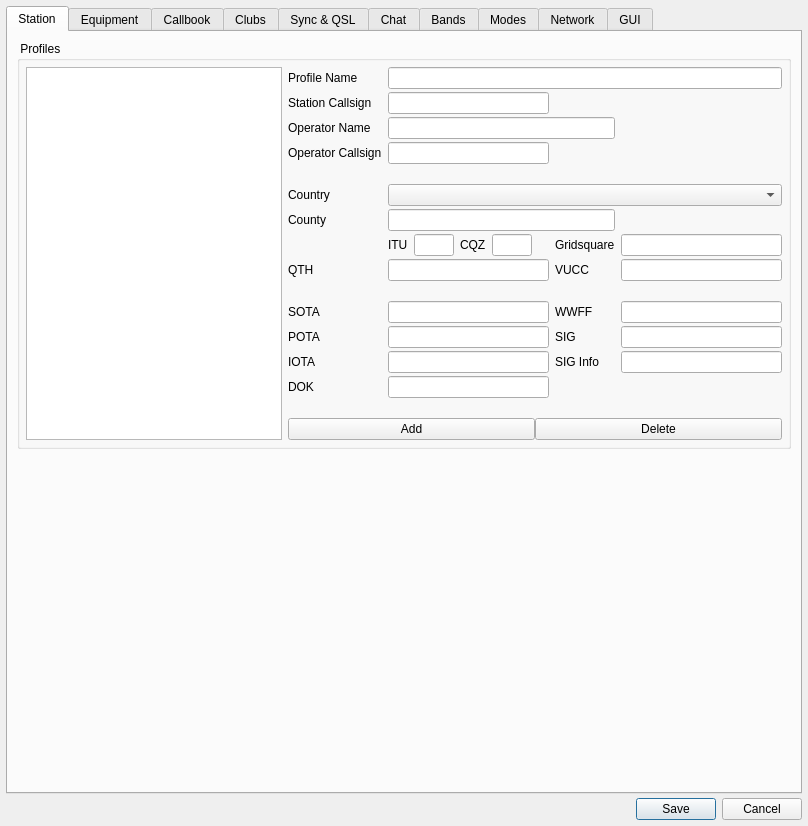
Old version of the form ui/SettingsDialog.ui in the repository dawkagaming/QLog.
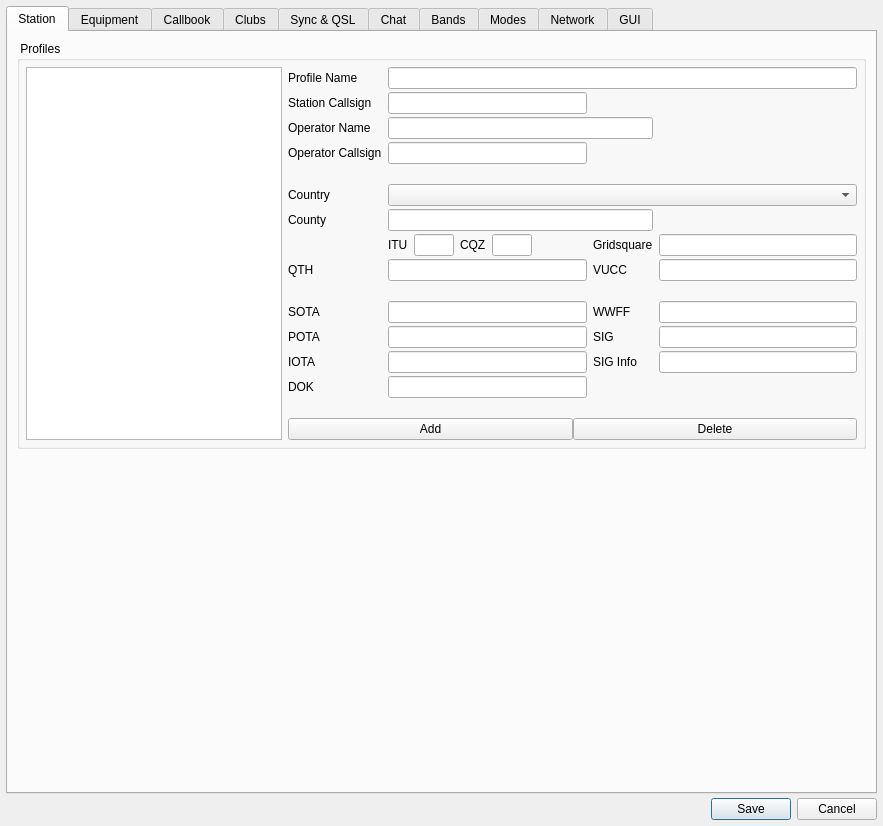
New version of the form. Icons and pictures are not drawn. Custom widgets are drawn as their Qt base class.

Commit message: Settings: Dialog width increased due to translations

```diff
--- a/ui/SettingsDialog.ui
+++ b/ui/SettingsDialog.ui
@@ -6,7 +6,7 @@
    <rect>
     <x>0</x>
     <y>0</y>
-    <width>808</width>
+    <width>883</width>
     <height>826</height>
    </rect>
   </property>
```
Left out of the diff: 2 changed lines with no effect on the pictures.
